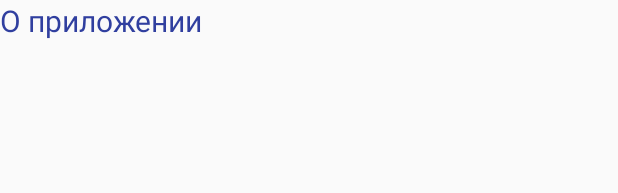
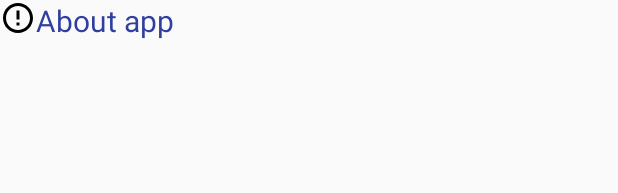
Before and after one commit to Meliphant/yandex-finance, an Android app: the layout activity_settings.xml on its own in the app's theme, with its tools: preview values and no code run, on a phone screen of 412 x 824 dp. Shown: the top 193 px of the screen. Run offline under Robolectric (Android 15) with nearby library versions, the phone set to English and light mode, and no system bars.

Commit message:
5: add locatization

```diff
--- a/app/src/main/AndroidManifest.xml
+++ b/app/src/main/AndroidManifest.xml
@@ -30,8 +30,9 @@
                 <category android:name="android.intent.category.LAUNCHER" />
             </intent-filter>
         </activity>
-        <activity android:name=".AboutActivity" />
-        <activity android:name=".component.SettingsActivity"></activity>
+        <activity
+            android:name=".component.SettingsActivity"
+            android:label="@string/settings_activity_title" />
     </application>
 
 </manifest>
--- a/app/src/main/java/ya/co/yandex_finance/component/SettingsActivity.kt
+++ b/app/src/main/java/ya/co/yandex_finance/component/SettingsActivity.kt
@@ -5,6 +5,7 @@ import android.support.v7.app.AppCompatActivity
 import android.os.Bundle
 import android.support.v7.app.AlertDialog
 import android.util.Log
+import android.view.Menu
 import android.view.MenuItem
 import kotlinx.android.synthetic.main.activity_settings.*
 import ya.co.yandex_finance.R
@@ -22,7 +23,6 @@ class SettingsActivity : AppCompatActivity() {
                     .show()
         }
 
-        this.title = "Настройки"
         supportActionBar?.setDisplayHomeAsUpEnabled(true)
         supportActionBar?.setDisplayShowHomeEnabled(true)
     }
@@ -38,6 +38,6 @@ class SettingsActivity : AppCompatActivity() {
 
     private fun backHome() {
         //todo: use Cicerone
-        this.finish()
+        onBackPressed()
     }
 }
--- /dev/null
+++ b/app/src/main/res/drawable/ic_error_outline_black_24dp.xml
@@ -0,0 +1,9 @@
+<vector xmlns:android="http://schemas.android.com/apk/res/android"
+        android:width="24dp"
+        android:height="24dp"
+        android:viewportWidth="24.0"
+        android:viewportHeight="24.0">
+    <path
+        android:fillColor="#FF000000"
+        android:pathData="M11,15h2v2h-2zM11,7h2v6h-2zM11.99,2C6.47,2 2,6.48 2,12s4.47,10 9.99,10C17.52,22 22,17.52 22,12S17.52,2 11.99,2zM12,20c-4.42,0 -8,-3.58 -8,-8s3.58,-8 8,-8 8,3.58 8,8 -3.58,8 -8,8z"/>
+</vector>
--- a/app/src/main/res/layout/activity_settings.xml
+++ b/app/src/main/res/layout/activity_settings.xml
@@ -6,17 +6,29 @@
     android:layout_height="match_parent"
     tools:context=".component.SettingsActivity">
 
+    <android.support.v7.widget.LinearLayoutCompat
+        android:layout_width="wrap_content"
+        android:layout_height="wrap_content"
+        tools:layout_editor_absoluteX="16dp"
+        tools:layout_editor_absoluteY="196dp">
 
+        <ImageView
+            android:layout_width="wrap_content"
+            android:layout_height="wrap_content"
+            android:layout_gravity="center_horizontal"
+            android:src="@drawable/ic_error_outline_black_24dp" />
 
         <TextView
             android:id="@+id/text_about_app"
             android:layout_width="wrap_content"
             android:layout_height="wrap_content"
-        android:text="О приложении"
+            android:text="@string/about_app"
+            android:textColor="@color/colorPrimaryDark"
             android:textSize="20sp"
-        android:textColor="@color/colorPrimaryDark"
             tools:layout_editor_absoluteX="95dp"
             tools:layout_editor_absoluteY="262dp" />
 
+    </android.support.v7.widget.LinearLayoutCompat>
+
 
 </android.support.constraint.ConstraintLayout>
--- a/app/src/main/res/layout/dialog_about.xml
+++ b/app/src/main/res/layout/dialog_about.xml
@@ -4,8 +4,7 @@
     xmlns:app="http://schemas.android.com/apk/res-auto"
     xmlns:tools="http://schemas.android.com/tools"
     android:layout_width="match_parent"
-    android:layout_height="match_parent"
-    tools:context=".component.fragment.AboutFragment">
+    android:layout_height="match_parent">
 
     <TextView
         android:layout_width="wrap_content"
--- a/app/src/main/res/layout/fragment_balance.xml
+++ b/app/src/main/res/layout/fragment_balance.xml
@@ -68,7 +68,6 @@
                 android:layout_alignParentEnd="true"
                 android:layout_centerVertical="true"
                 android:layout_marginEnd="8dp"
-                android:entries="@array/currencies"
                 app:layout_constraintEnd_toEndOf="parent"
                 tools:layout_editor_absoluteY="67dp" />
 
--- a/app/src/main/res/values/dimens.xml
+++ b/app/src/main/res/values/dimens.xml
@@ -2,4 +2,6 @@
     <!-- Default screen margins, per the Android Design guidelines. -->
     <dimen name="activity_horizontal_margin">16dp</dimen>
     <dimen name="activity_vertical_margin">16dp</dimen>
+
+    <!--<dimen name=""-->
 </resources>
```
Also changed, not shown: app/src/main/java/ya/co/yandex_finance/component/fragment/balance/BalanceFragment.kt (+7 -6 lines), app/src/main/res/values/strings.xml (+5 -8 lines), 1 other file. Lines whose indentation alone changed are shown as unchanged.
